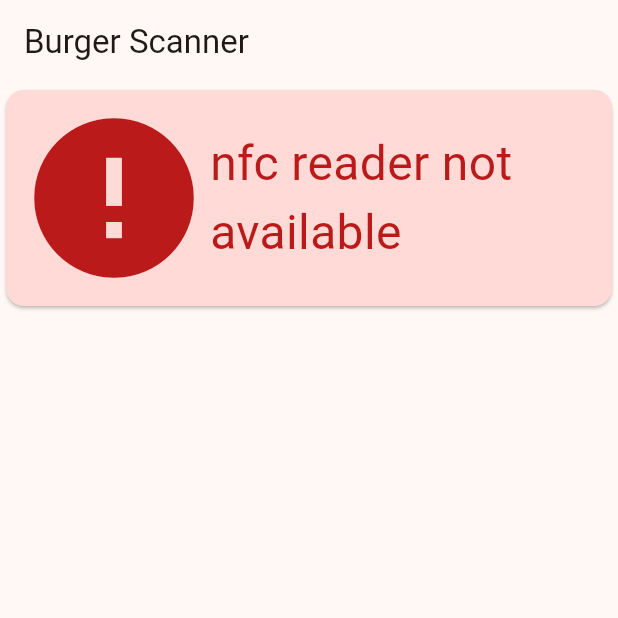
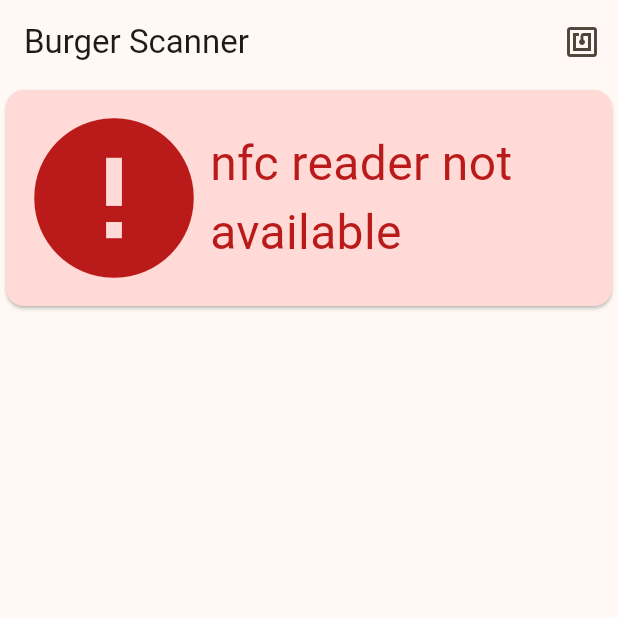
Before and after one commit to neuos/burger, a Flutter app: the screen it shows after launch, on a phone screen of 412 x 824 dp, the top half of it. Run offline on Flutter 3.47's test engine with Material 2 defaults, Android fonts, the phone set to English and light mode, and no system bars; drawn by our look-alikes of fl_chart; our stand-ins replace get_it, logger, sqflite; missing offline and left inert: nfc_manager; accounts and stored records are empty.

Commit message:
reset button for nfc scanner

```diff
--- /dev/null
+++ b/lib/data/widgets/status.dart
@@ -0,0 +1,59 @@
+import 'package:flutter/material.dart';
+import 'package:get_it/get_it.dart';
+
+enum Status { success, warn, error }
+
+class StatusCard extends StatelessWidget {
+  const StatusCard({super.key, required this.status, required this.text});
+
+  final Status status;
+  final String text;
+
+  @override
+  Widget build(BuildContext context) {
+    final Color containerColor;
+    final IconData icon;
+    final Color color;
+
+    var themeData = GetIt.I.get<ThemeData>();
+    switch (status) {
+      case Status.success:
+        containerColor = themeData.colorScheme.primaryContainer;
+        icon = Icons.check_box;
+        color = themeData.colorScheme.primary;
+        break;
+      case Status.warn:
+        containerColor = themeData.colorScheme.errorContainer;
+        icon = Icons.warning;
+        color = themeData.colorScheme.error;
+        break;
+      case Status.error:
+        containerColor = themeData.colorScheme.errorContainer;
+        icon = Icons.error;
+        color = themeData.colorScheme.error;
+        break;
+    }
+
+    return Card(
+      color: containerColor,
+      child: Padding(
+        padding: const EdgeInsets.all(8.0),
+        child: Row(
+          children: [
+            Icon(
+              icon,
+              color: color,
+              size: 128,
+            ),
+            Flexible(
+              child: Text(
+                text,
+                style: TextStyle(color: color, fontSize: 32),
+              ),
+            ),
+          ],
+        ),
+      ),
+    );
+  }
+}
--- a/lib/main.dart
+++ b/lib/main.dart
@@ -1,7 +1,5 @@
-import 'dart:math';
-
 import 'package:burger/data/model/scan.dart';
-import 'package:flutter/foundation.dart';
+import 'package:fl_chart/fl_chart.dart';
 import 'package:flutter/material.dart';
 import 'package:get_it/get_it.dart';
 import 'package:logger/logger.dart';
@@ -12,7 +10,7 @@ import 'package:sqflite/utils/utils.dart';
 
 import 'data/database.dart';
 import 'data/repository/scan_repository.dart';
-import 'package:fl_chart/fl_chart.dart';
+import 'data/widgets/status.dart';
 
 void main() async {
   WidgetsFlutterBinding.ensureInitialized();
@@ -72,6 +70,10 @@ class _MyHomePageState extends State<MyHomePage> {
   }
 
   Future<void> _startScanner() async {
+    setState(() {
+      _error = "Preparing scanner";
+    });
+
     bool isAvailable = await NfcManager.instance.isAvailable();
     if (!isAvailable) {
       setState(() {
@@ -86,6 +88,10 @@ class _MyHomePageState extends State<MyHomePage> {
       onDiscovered: onDiscovered,
       pollingOptions: {NfcPollingOption.iso14443},
     );
+
+    setState(() {
+      _error = "Ready to scan";
+    });
   }
 
   Future<void> _stopScanner() async {
@@ -141,12 +147,29 @@ class _MyHomePageState extends State<MyHomePage> {
     return Scaffold(
       appBar: AppBar(
         title: Text(widget.title),
+        actions: [
+          IconButton(
+            icon: const Icon(Icons.nfc),
+            onPressed: () async {
+              await _stopScanner();
+              await _startScanner();
+            },
+          ),
+        ],
       ),
       body: Center(
         child: Column(children: <Widget>[
           ScanResult(history: _history, error: _error),
           Expanded(child: Container()),
-          const Statistic(),
+          FutureBuilder(
+            future: repo.findAll(),
+            builder: (context, snapshot) {
+              if (snapshot.hasData) {
+                return Statistic(data: snapshot.data as List<Scan>);
+              }
+              return const CircularProgressIndicator();
+            },
+          )
         ]),
       ),
     );
@@ -154,19 +177,20 @@ class _MyHomePageState extends State<MyHomePage> {
 }
 
 class Statistic extends StatelessWidget {
-  const Statistic({super.key});
+  const Statistic({super.key, required List<Scan> data}) : _data = data;
+  final List<Scan> _data;
 
   @override
   Widget build(BuildContext context) {
-    return FutureBuilder<List<Scan>>(
-      future: GetIt.I.get<IScanRepository>().findAll(),
-      builder: (context, snapshot) {
-        if (snapshot.hasData) {
-          List<int> counts = getBinned(snapshot.data!);
-
+    final List<int> counts = getBinned(_data);
     Logger().i('counts: $counts');
 
-          final chart = LineChart(LineChartData(
+    return Column(
+      children: [
+        Text('History (${_data.length})'),
+        AspectRatio(
+            aspectRatio: 1.5,
+            child: LineChart(LineChartData(
               lineBarsData: [
                 LineChartBarData(
                   spots: counts
@@ -176,18 +200,8 @@ class Statistic extends StatelessWidget {
                       .toList(),
                 ),
               ],
-          ));
-
-          return Column(
-            children: [
-              Text('History (${snapshot.data!.length})'),
-              AspectRatio(aspectRatio: 1.5, child: chart),
+            ))),
       ],
-          );
-        } else {
-          return const Text('Loading...');
-        }
-      },
     );
   }
 
@@ -205,6 +219,7 @@ class Statistic extends StatelessWidget {
       final index = scan.timestamp.difference(first).inSeconds ~/ segment;
       counts[index]++;
     }
+    assert(data.length == counts.reduce((a, b) => a + b));
     return counts;
   }
 }
@@ -259,60 +274,3 @@ class ScanResult extends StatelessWidget {
     );
   }
 }
-
-enum Status { success, warn, error }
-
-class StatusCard extends StatelessWidget {
-  const StatusCard({super.key, required this.status, required this.text});
-
-  final Status status;
-  final String text;
-
-  @override
-  Widget build(BuildContext context) {
-    final Color containerColor;
-    final IconData icon;
-    final Color color;
-
-    var themeData = GetIt.I.get<ThemeData>();
-    switch (status) {
-      case Status.success:
-        containerColor = themeData.colorScheme.primaryContainer;
-        icon = Icons.check_box;
-        color = themeData.colorScheme.primary;
-        break;
-      case Status.warn:
-        containerColor = themeData.colorScheme.errorContainer;
-        icon = Icons.warning;
-        color = themeData.colorScheme.error;
-        break;
-      case Status.error:
-        containerColor = themeData.colorScheme.errorContainer;
-        icon = Icons.error;
-        color = themeData.colorScheme.error;
-        break;
-    }
-
-    return Card(
-      color: containerColor,
-      child: Padding(
-        padding: const EdgeInsets.all(8.0),
-        child: Row(
-          children: [
-            Icon(
-              icon,
-              color: color,
-              size: 128,
-            ),
-            Flexible(
-              child: Text(
-                text,
-                style: TextStyle(color: color, fontSize: 32),
-              ),
-            ),
-          ],
-        ),
-      ),
-    );
-  }
-}
```
Lines whose indentation alone changed are shown as unchanged.
